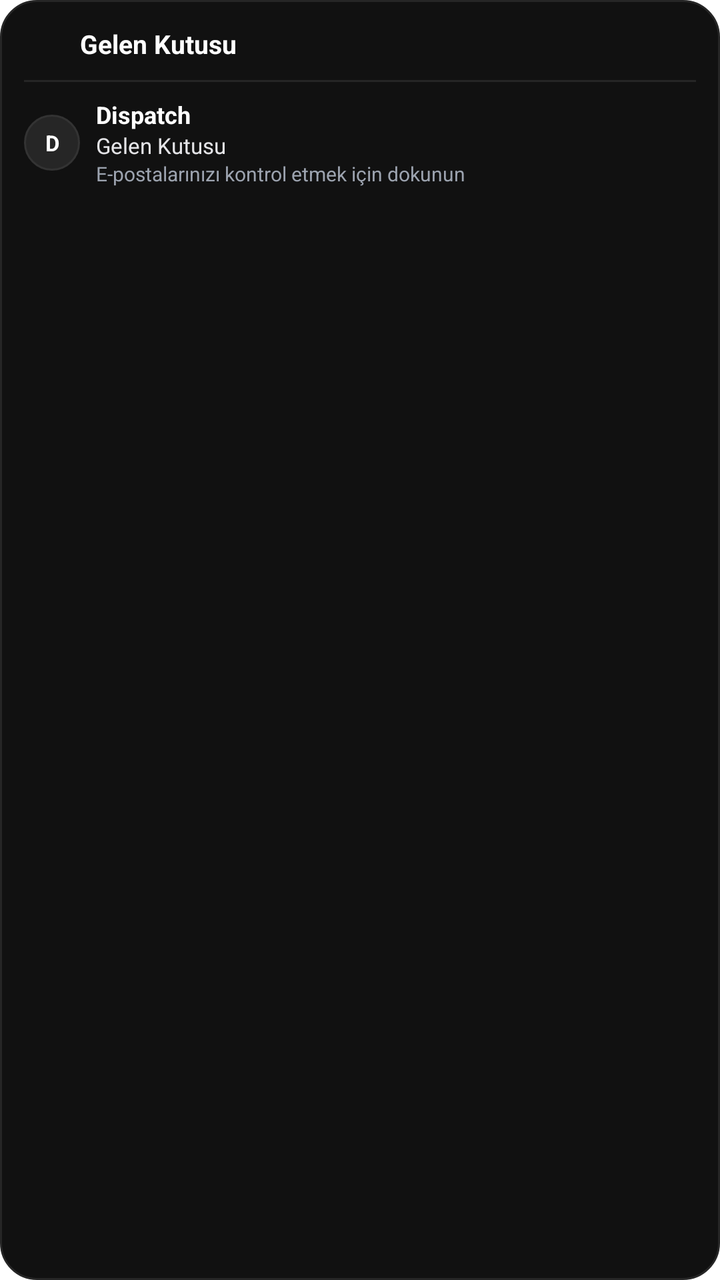
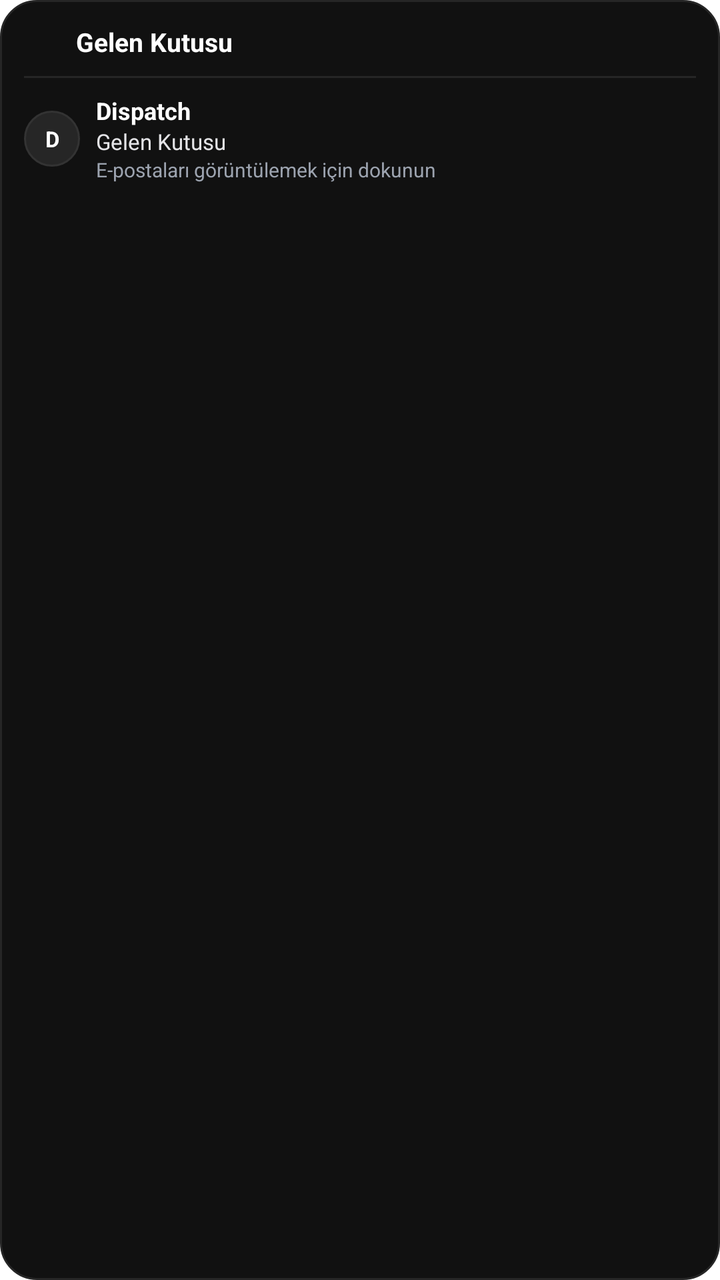

The first picture is an Android layout as it rendered before a commit; the second is the same layout after the commit. The layout source and the unified diff follow.
<!-- AndroidManifest.xml: fallback theme Theme.MaterialComponents.DayNight.NoActionBar -->
<!-- res/layout/widget_inbox.xml -->
<?xml version="1.0" encoding="utf-8"?>
<LinearLayout xmlns:android="http://schemas.android.com/apk/res/android"
    android:id="@+id/widget_root"
    android:layout_width="match_parent"
    android:layout_height="match_parent"
    android:background="@drawable/widget_bg"
    android:orientation="vertical"
    android:padding="12dp">

    
    <RelativeLayout
        android:id="@+id/widget_header"
        android:layout_width="match_parent"
        android:layout_height="wrap_content">

        <ImageView
            android:id="@+id/widget_logo"
            android:layout_width="20dp"
            android:layout_height="20dp"
            android:layout_alignParentStart="true"
            android:layout_centerVertical="true"
            android:src="@mipmap/ic_launcher" />

        <TextView
            android:id="@+id/widget_title"
            android:layout_width="wrap_content"
            android:layout_height="wrap_content"
            android:layout_centerVertical="true"
            android:layout_marginStart="8dp"
            android:layout_toEndOf="@id/widget_logo"
            android:text="Gelen Kutusu"
            android:textColor="#FFFFFF"
            android:textSize="13sp"
            android:textStyle="bold" />

        <TextView
            android:id="@+id/widget_unread_badge"
            android:layout_width="wrap_content"
            android:layout_height="wrap_content"
            android:layout_alignParentEnd="true"
            android:layout_centerVertical="true"
            android:background="@drawable/widget_badge_bg"
            android:paddingStart="8dp"
            android:paddingTop="2dp"
            android:paddingEnd="8dp"
            android:paddingBottom="2dp"
            android:text="0 Okunmamış"
            android:textColor="#FFFFFF"
            android:textSize="10sp"
            android:textStyle="bold"
            android:visibility="gone" />
    </RelativeLayout>

    
    <View
        android:id="@+id/widget_divider_top"
        android:layout_width="match_parent"
        android:layout_height="1dp"
        android:layout_marginTop="8dp"
        android:layout_marginBottom="6dp"
        android:background="#262626" />

    
    <LinearLayout
        android:id="@+id/widget_mail_1"
        android:layout_width="match_parent"
        android:layout_height="wrap_content"
        android:gravity="center_vertical"
        android:orientation="horizontal"
        android:paddingTop="2dp"
        android:paddingBottom="2dp">

        <TextView
            android:id="@+id/mail_1_avatar"
            android:layout_width="28dp"
            android:layout_height="28dp"
            android:background="@drawable/widget_avatar_bg"
            android:gravity="center"
            android:text="D"
            android:textColor="#FFFFFF"
            android:textSize="11sp"
            android:textStyle="bold" />

        <LinearLayout
            android:layout_width="0dp"
            android:layout_height="wrap_content"
            android:layout_marginStart="8dp"
            android:layout_weight="1"
            android:orientation="vertical">

            <RelativeLayout
                android:layout_width="match_parent"
                android:layout_height="wrap_content">

                <TextView
                    android:id="@+id/mail_1_sender"
                    android:layout_width="wrap_content"
                    android:layout_height="wrap_content"
                    android:layout_alignParentStart="true"
                    android:layout_toStartOf="@id/mail_1_time"
                    android:ellipsize="end"
                    android:maxLines="1"
                    android:text="Dispatch"
                    android:textColor="#FFFFFF"
                    android:textSize="12sp"
                    android:textStyle="bold" />

                <TextView
                    android:id="@+id/mail_1_time"
                    android:layout_width="wrap_content"
                    android:layout_height="wrap_content"
                    android:layout_alignParentEnd="true"
                    android:text=""
                    android:textColor="#888888"
                    android:textSize="10sp" />
            </RelativeLayout>

            <TextView
                android:id="@+id/mail_1_subject"
                android:layout_width="match_parent"
                android:layout_height="wrap_content"
                android:ellipsize="end"
                android:maxLines="1"
                android:text="Gelen Kutusu"
                android:textColor="#E4E4E7"
                android:textSize="11sp" />

            <TextView
                android:id="@+id/mail_1_snippet"
                android:layout_width="match_parent"
                android:layout_height="wrap_content"
                android:ellipsize="end"
                android:maxLines="1"
                android:text="E-postalarınızı kontrol etmek için dokunun"
                android:textColor="#9CA3AF"
                android:textSize="10sp" />
        </LinearLayout>
    </LinearLayout>

    
    <View
        android:id="@+id/widget_divider_2"
        android:layout_width="match_parent"
        android:layout_height="1dp"
        android:layout_marginTop="4dp"
        android:layout_marginBottom="4dp"
        android:background="#1C1C1E"
        android:visibility="gone" />

    
    <LinearLayout
        android:id="@+id/widget_mail_2"
        android:layout_width="match_parent"
        android:layout_height="wrap_content"
        android:gravity="center_vertical"
        android:orientation="horizontal"
        android:paddingTop="2dp"
        android:paddingBottom="2dp"
        android:visibility="gone">

        <TextView
            android:id="@+id/mail_2_avatar"
            android:layout_width="28dp"
            android:layout_height="28dp"
            android:background="@drawable/widget_avatar_bg"
            android:gravity="center"
            android:text="D"
            android:textColor="#FFFFFF"
            android:textSize="11sp"
            android:textStyle="bold" />

        <LinearLayout
            android:layout_width="0dp"
            android:layout_height="wrap_content"
            android:layout_marginStart="8dp"
            android:layout_weight="1"
            android:orientation="vertical">

            <RelativeLayout
                android:layout_width="match_parent"
                android:layout_height="wrap_content">

                <TextView
                    android:id="@+id/mail_2_sender"
                    android:layout_width="wrap_content"
                    android:layout_height="wrap_content"
                    android:layout_alignParentStart="true"
                    android:layout_toStartOf="@id/mail_2_time"
                    android:ellipsize="end"
                    android:maxLines="1"
                    android:text="Gönderici"
                    android:textColor="#FFFFFF"
                    android:textSize="12sp"
                    android:textStyle="bold" />

                <TextView
                    android:id="@+id/mail_2_time"
                    android:layout_width="wrap_content"
                    android:layout_height="wrap_content"
                    android:layout_alignParentEnd="true"
                    android:text=""
                    android:textColor="#888888"
                    android:textSize="10sp" />
            </RelativeLayout>

            <TextView
                android:id="@+id/mail_2_subject"
                android:layout_width="match_parent"
                android:layout_height="wrap_content"
                android:ellipsize="end"
                android:maxLines="1"
                android:text="Konu"
                android:textColor="#E4E4E7"
                android:textSize="11sp" />

            <TextView
                android:id="@+id/mail_2_snippet"
                android:layout_width="match_parent"
                android:layout_height="wrap_content"
                android:ellipsize="end"
                android:maxLines="1"
                android:text="İçerik"
                android:textColor="#9CA3AF"
                android:textSize="10sp" />
        </LinearLayout>
    </LinearLayout>

    
    <TextView
        android:id="@+id/widget_empty_text"
        android:layout_width="match_parent"
        android:layout_height="wrap_content"
        android:gravity="center"
        android:padding="8dp"
        android:text="Gelen kutunuzda yeni ileti yok."
        android:textColor="#71717A"
        android:textSize="12sp"
        android:visibility="gone" />

</LinearLayout>
<!-- resources referenced by this layout -->
<resources>
  <!-- drawable widget_avatar_bg (drawable) -->
  <?xml version="1.0" encoding="utf-8"?>
  <shape xmlns:android="http://schemas.android.com/apk/res/android"
      android:shape="oval">
      <solid android:color="#262626" />
      <stroke
          android:width="1dp"
          android:color="#333333" />
  </shape>
  <!-- drawable widget_badge_bg (drawable) -->
  <?xml version="1.0" encoding="utf-8"?>
  <shape xmlns:android="http://schemas.android.com/apk/res/android"
      android:shape="rectangle">
      <solid android:color="#2563EB" />
      <corners android:radius="12dp" />
  </shape>
  <!-- drawable widget_bg (drawable) -->
  <?xml version="1.0" encoding="utf-8"?>
  <shape xmlns:android="http://schemas.android.com/apk/res/android"
      android:shape="rectangle">
      <solid android:color="#111111" />
      <corners android:radius="18dp" />
      <stroke
          android:width="1dp"
          android:color="#262626" />
  </shape>
  <!-- mipmap ic_launcher (mipmap-anydpi-v26) -->
  <?xml version="1.0" encoding="utf-8"?>
  <adaptive-icon xmlns:android="http://schemas.android.com/apk/res/android">
      <background android:drawable="@drawable/ic_launcher_background" />
      <foreground android:drawable="@drawable/ic_launcher_foreground" />
  </adaptive-icon>
  <!-- drawable ic_launcher_background (drawable) -->
  <?xml version="1.0" encoding="utf-8"?>
  <vector xmlns:android="http://schemas.android.com/apk/res/android"
      android:width="108dp"
      android:height="108dp"
      android:viewportWidth="108"
      android:viewportHeight="108">
      <path
          android:fillColor="#0a0a0a"
          android:pathData="M0,0h108v108h-108z" />
  </vector>
  <!-- drawable ic_launcher_foreground: png bitmap (drawable, 30862 bytes) -->
</resources>

<!-- the commit's change to res/layout/widget_inbox.xml (unified diff, before → after) -->
@@ -15,8 +15,8 @@
 
         <ImageView
             android:id="@+id/widget_logo"
-            android:layout_width="20dp"
-            android:layout_height="20dp"
+            android:layout_width="18dp"
+            android:layout_height="18dp"
             android:layout_alignParentStart="true"
             android:layout_centerVertical="true"
             android:src="@mipmap/ic_launcher" />
@@ -52,7 +52,7 @@
     </RelativeLayout>
 
     
-    <View
+    <FrameLayout
         android:id="@+id/widget_divider_top"
         android:layout_width="match_parent"
         android:layout_height="1dp"
@@ -131,14 +131,14 @@
                 android:layout_height="wrap_content"
                 android:ellipsize="end"
                 android:maxLines="1"
-                android:text="E-postalarınızı kontrol etmek için dokunun"
+                android:text="E-postaları görüntülemek için dokunun"
                 android:textColor="#9CA3AF"
                 android:textSize="10sp" />
         </LinearLayout>
     </LinearLayout>
 
     
-    <View
+    <FrameLayout
         android:id="@+id/widget_divider_2"
         android:layout_width="match_parent"
         android:layout_height="1dp"
